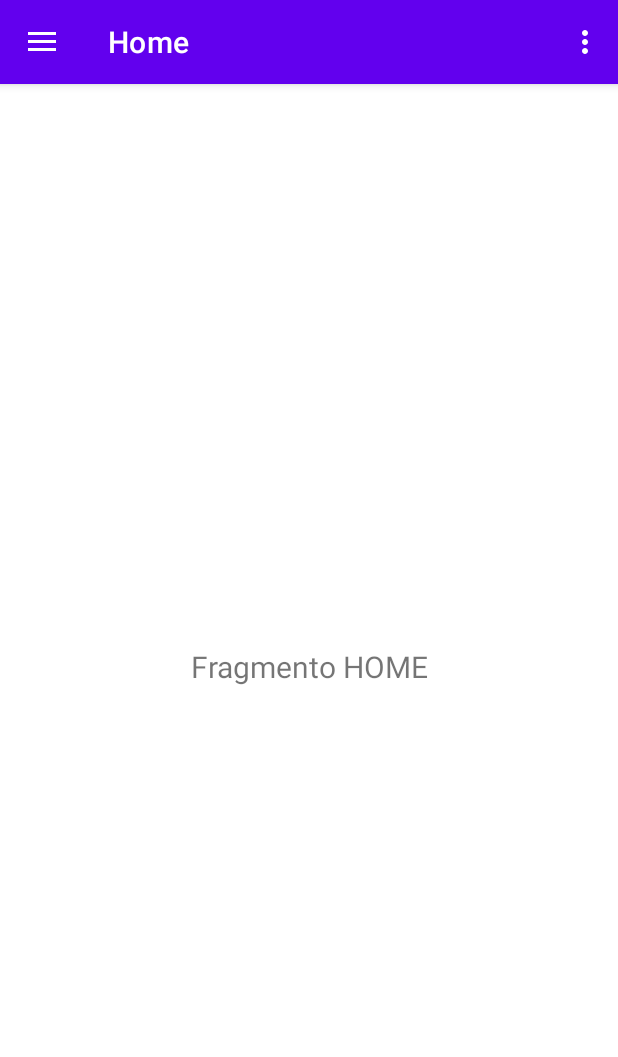
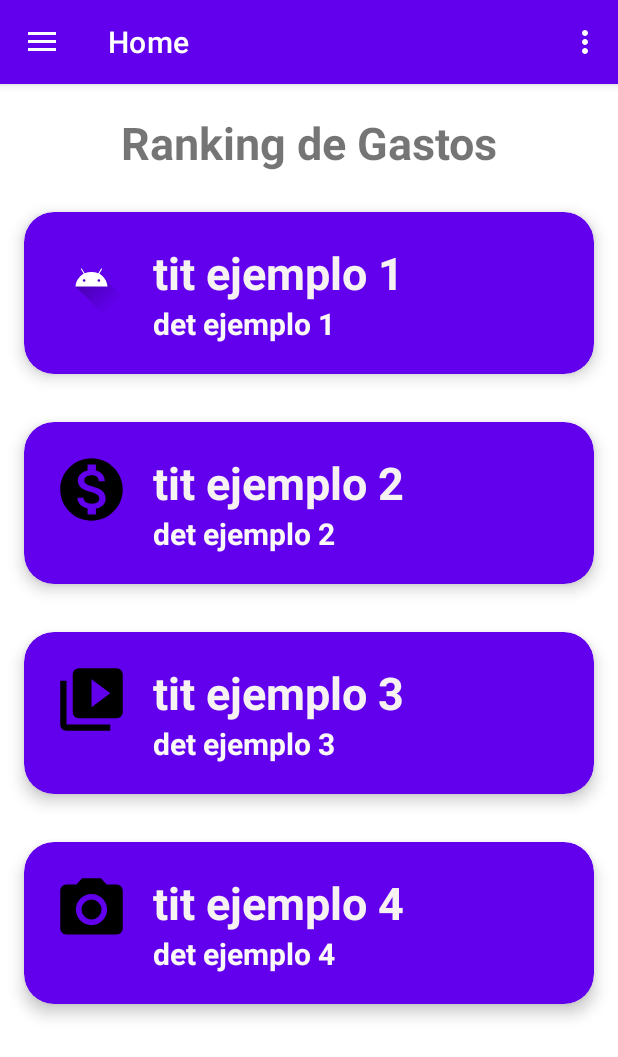
Before and after one commit to JuanJTR/ProyectoApp-DS6, an Android app: the screen it shows after launch (MainActivity), after a tap on "LOGIN", on a phone screen of 412 x 824 dp. Shown: the top 1057 px of the screen. Run offline under Robolectric (Android 15) with nearby library versions, the phone set to English and light mode, and no system bars; our stand-ins replace Room's generated code, navigation-ui.

Commit message:
CardView de home y recicleView

```diff
--- a/app/build.gradle
+++ b/app/build.gradle
@@ -37,6 +37,9 @@ android {
 }
 
 dependencies {
+    //dependencia para poder usar CardView
+    implementation 'androidx.cardview:cardview:1.0.0'
+
     implementation 'androidx.core:core-ktx:1.10.1'
     implementation 'androidx.appcompat:appcompat:1.6.1'
     implementation 'com.google.android.material:material:1.9.0'
@@ -74,4 +77,5 @@ dependencies {
 
     // optional - Paging 3 Integration
     implementation("androidx.room:room-paging:$room_version")
+
 }
--- /dev/null
+++ b/app/src/main/java/com/example/applicationgastos/ui/Home/CustomAdapter.kt
@@ -0,0 +1,60 @@
+package com.example.applicationgastos.ui.Home
+
+import android.view.LayoutInflater
+import android.view.View
+import android.view.ViewGroup
+import android.widget.ImageView
+import android.widget.TextView
+import androidx.recyclerview.widget.RecyclerView
+import com.example.applicationgastos.R
+
+class CustomAdapter: RecyclerView.Adapter<CustomAdapter.ViewHolder>() {
+
+    val images = intArrayOf(
+        R.drawable.ic_launcher_foreground,
+        R.drawable.ic_money,
+        R.drawable.ic_menu_slideshow,
+        R.drawable.ic_menu_camera
+    )
+
+    val titles = arrayOf(
+        "tit ejemplo 1",
+        "tit ejemplo 2",
+        "tit ejemplo 3",
+        "tit ejemplo 4")
+
+    val details = arrayOf(
+        "det ejemplo 1",
+        "det ejemplo 2",
+        "det ejemplo 3",
+        "det ejemplo 4")
+
+    override fun onCreateViewHolder(viewGroup: ViewGroup, i: Int): ViewHolder {
+
+        val v = LayoutInflater.from(viewGroup.context).inflate(R.layout.card_layout,viewGroup,false)
+        return ViewHolder(v)
+    }
+
+    override fun onBindViewHolder(viewHolder: ViewHolder,i: Int) {
+        viewHolder.itemImage.setImageResource(images[i])
+        viewHolder.itemTitle.text=titles[i]
+        viewHolder.itemDetail.text= details[i]
+    }
+
+    override fun getItemCount(): Int {
+        return titles.size
+    }
+
+    //Referencias para los elementos individuales
+    inner class ViewHolder(itemView: View):RecyclerView.ViewHolder(itemView){
+        var itemImage: ImageView
+        var itemTitle: TextView
+        var itemDetail: TextView
+
+        init {
+            itemImage = itemView.findViewById(R.id.item_image)
+            itemTitle = itemView.findViewById(R.id.item_title)
+            itemDetail = itemView.findViewById(R.id.item_detail)
+        }
+    }
+}
--- a/app/src/main/java/com/example/applicationgastos/ui/Home/HomeFragment.kt
+++ b/app/src/main/java/com/example/applicationgastos/ui/Home/HomeFragment.kt
@@ -4,9 +4,14 @@ import android.os.Bundle
 import android.view.LayoutInflater
 import android.view.View
 import android.view.ViewGroup
+import android.widget.ImageView
 import android.widget.TextView
+import androidx.cardview.widget.CardView
 import androidx.fragment.app.Fragment
 import androidx.lifecycle.ViewModelProvider
+import androidx.recyclerview.widget.LinearLayoutManager
+import androidx.recyclerview.widget.RecyclerView
+import com.example.applicationgastos.R
 import com.example.applicationgastos.databinding.FragmentHomeBinding
 
 class HomeFragment : Fragment() {
@@ -22,18 +27,24 @@ class HomeFragment : Fragment() {
         container: ViewGroup?,
         savedInstanceState: Bundle?
     ): View {
-        val homeViewModel =
-            ViewModelProvider(this).get(HomeViewModel::class.java)
+//        val homeViewModel =
+//            ViewModelProvider(this).get(HomeViewModel::class.java)
 
         _binding = FragmentHomeBinding.inflate(inflater, container, false)
         val root: View = binding.root
 
-        val textView: TextView = binding.textHome
-        homeViewModel.text.observe(viewLifecycleOwner) {
-            textView.text = it
-        }
+        val recyclerView= root.findViewById<RecyclerView>(R.id.recyclerView)
+        val adapter = CustomAdapter()
+
+        recyclerView.layoutManager = LinearLayoutManager(context)
+        recyclerView.adapter = adapter
+        //val cardView: CardView = binding.cardView //new
+
+
         return root
     }
+
+
 
     override fun onDestroyView() {
         super.onDestroyView()
--- a/app/src/main/java/com/example/applicationgastos/ui/Home/HomeViewModel.kt
+++ b/app/src/main/java/com/example/applicationgastos/ui/Home/HomeViewModel.kt
@@ -6,8 +6,8 @@ import androidx.lifecycle.ViewModel
 
 class HomeViewModel : ViewModel() {
 
-    private val _text = MutableLiveData<String>().apply {
-        value = "Fragmento HOME"
-    }
-    val text: LiveData<String> = _text
+//    private val _text = MutableLiveData<String>().apply {
+//        value = "Fragmento HOME"
+//    }
+//    val text: LiveData<String> = _text
 }
--- /dev/null
+++ b/app/src/main/res/layout/card_layout.xml
@@ -0,0 +1,55 @@
+<?xml version="1.0" encoding="utf-8"?>
+<androidx.cardview.widget.CardView xmlns:android="http://schemas.android.com/apk/res/android"
+    android:layout_width="match_parent"
+    android:layout_height="wrap_content"
+    xmlns:card_view="http://schemas.android.com/apk/res-auto"
+    android:id="@+id/cardView_layout"
+    android:layout_margin="16dp"
+    card_view:cardBackgroundColor="@color/purple_500"
+    card_view:cardCornerRadius="20dp"
+    card_view:cardElevation="6dp"
+    card_view:contentPadding="4dp">
+
+    <RelativeLayout
+        android:layout_width="match_parent"
+        android:layout_height="wrap_content"
+        android:padding="16dp">
+        <ImageView
+            android:id="@+id/item_image"
+            android:layout_width="50dp"
+            android:layout_height="50dp"
+            android:layout_alignParentStart="true"
+            android:layout_alignParentLeft="true"
+            android:layout_alignParentTop="true"
+            android:layout_marginEnd="16dp"
+            android:layout_marginRight="16dp">
+        </ImageView>
+
+        <TextView
+            android:id="@+id/item_title"
+            android:layout_width="wrap_content"
+            android:layout_height="wrap_content"
+            android:text="ejemplo"
+            android:textColor="#F6F2F2"
+            android:textStyle="bold"
+            android:layout_toEndOf="@+id/item_image"
+            android:layout_toRightOf="@+id/item_image"
+            android:layout_alignParentTop="true"
+            android:textSize="30sp" >
+        </TextView>
+
+        <TextView
+            android:id="@+id/item_detail"
+            android:layout_width="wrap_content"
+            android:layout_height="wrap_content"
+            android:text="ejemplo detalle"
+            android:textColor="#FBF8F8"
+            android:textStyle="bold"
+            android:layout_toEndOf="@+id/item_image"
+            android:layout_toRightOf="@+id/item_image"
+            android:layout_below="@+id/item_title"
+            android:textSize="20sp">
+        </TextView>
+    </RelativeLayout>
+
+</androidx.cardview.widget.CardView>
--- a/app/src/main/res/layout/content_main.xml
+++ b/app/src/main/res/layout/content_main.xml
@@ -13,6 +13,7 @@
         android:layout_width="match_parent"
         android:layout_height="match_parent"
         app:defaultNavHost="true"
+        app:layout_constraintHorizontal_bias="0.0"
         app:layout_constraintLeft_toLeftOf="parent"
         app:layout_constraintRight_toRightOf="parent"
         app:layout_constraintTop_toTopOf="parent"
--- a/app/src/main/res/layout/fragment_home.xml
+++ b/app/src/main/res/layout/fragment_home.xml
@@ -6,17 +6,33 @@
     android:layout_height="match_parent"
     tools:context=".ui.Home.HomeFragment">
 
+
     <TextView
         android:id="@+id/text_home"
         android:layout_width="match_parent"
         android:layout_height="wrap_content"
         android:layout_marginStart="8dp"
-        android:layout_marginTop="8dp"
+        android:layout_marginTop="-690dp"
         android:layout_marginEnd="8dp"
+        android:text="Ranking de Gastos"
         android:textAlignment="center"
-        android:textSize="20sp"
+        android:textSize="30sp"
+        android:textStyle="bold"
         app:layout_constraintBottom_toBottomOf="parent"
         app:layout_constraintEnd_toEndOf="parent"
         app:layout_constraintStart_toStartOf="parent"
         app:layout_constraintTop_toTopOf="parent" />
+
+    <androidx.recyclerview.widget.RecyclerView
+        android:id="@+id/recyclerView"
+        android:layout_width="match_parent"
+        android:layout_height="0dp"
+        android:layout_marginTop="10dp"
+        app:layoutManager="androidx.recyclerview.widget.LinearLayoutManager"
+        app:layout_constraintBottom_toBottomOf="parent"
+        app:layout_constraintEnd_toEndOf="parent"
+        app:layout_constraintHorizontal_bias="0.0"
+        app:layout_constraintStart_toStartOf="parent"
+        app:layout_constraintTop_toBottomOf="@+id/text_home"/>
+
 </androidx.constraintlayout.widget.ConstraintLayout>
```
